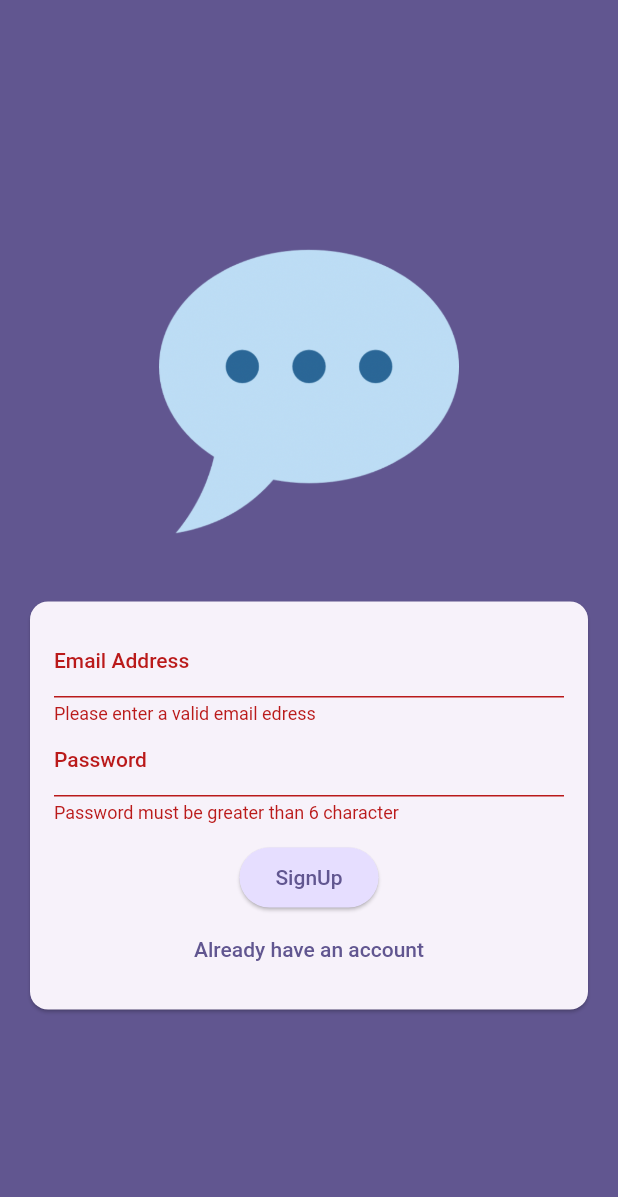
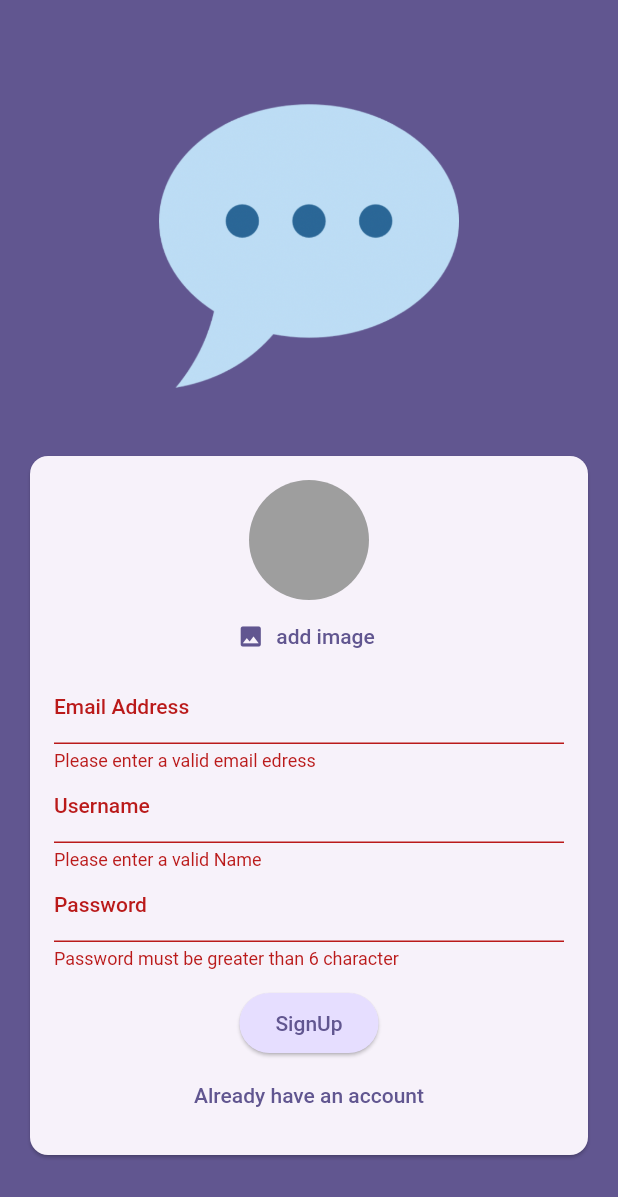
Before and after one commit to aryankumar07/Flutter-chat, a Flutter app: the screen it shows after launch, after a tap on "SignUp", on a phone screen of 412 x 824 dp. Shown: the top 1197 px of the screen. Run offline on Flutter 3.47's test engine with Material 2 defaults, Android fonts, the phone set to English and light mode, and no system bars; our stand-ins replace cloud_firestore, firebase_auth, firebase_core, firebase_storage, image_picker; accounts and stored records are empty.

Commit message:
chat build up

```diff
--- a/lib/screens/auth.dart
+++ b/lib/screens/auth.dart
@@ -1,3 +1,8 @@
+import 'dart:io';
+
+import 'package:chat/widget/userimagepicker.dart';
+import 'package:cloud_firestore/cloud_firestore.dart';
+import 'package:firebase_storage/firebase_storage.dart';
 import 'package:flutter/material.dart';
 import 'package:firebase_auth/firebase_auth.dart';
 
@@ -17,6 +22,9 @@ class _AuthScreenState extends State<AuthScreen>{
     var _islogin=false;
     var _enteredEmail='';
     var _enteredPassword='';
+    File? _selcetedImage;
+    var _isUploading = false;
+    var _enteredUsernmae='';
 
 
     void _submit() async {
@@ -25,18 +33,54 @@ class _AuthScreenState extends State<AuthScreen>{
       if(!isValid){
         return ;
       }
+
+      if(!_islogin){
+        if(_selcetedImage==null){
+          ScaffoldMessenger.of(context).clearSnackBars();
+          ScaffoldMessenger.of(context).showSnackBar(
+            SnackBar(content: Text("No Image Picked")));
+          return ;
+        }
+      }
+
+
       _form.currentState!.save();
 
 
       try{
+        setState(() {
+          _isUploading=true;
+        });
         if(_islogin){
-          final userCredential = await _firebase.signInWithEmailAndPassword(email: _enteredEmail, password: _enteredPassword);
+          final userCredential = await _firebase.signInWithEmailAndPassword(
+            email: _enteredEmail, password: _enteredPassword);
         }else{
           final userCredentials = await _firebase.createUserWithEmailAndPassword(
           email: _enteredEmail,
            password: _enteredPassword);
+           final storageRef =
+            FirebaseStorage.
+            instance.ref().
+            child("user_images").
+            child('${userCredentials.user!.uid}.jpg');
+
+            await storageRef.putFile(_selcetedImage!);
+            final imageUrl = await storageRef.getDownloadURL();
+            print(imageUrl);
+
+            await FirebaseFirestore.instance
+            .collection('user')
+            .doc(userCredentials.user!.uid)
+            .set({
+              'username':_enteredUsernmae,
+              'email':_enteredEmail,
+              'image_url':imageUrl,
+            });
         }
       }on FirebaseAuthException catch (error) {
+        setState(() {
+          _isUploading=false;
+        });
           if(error.code == 'email-already-in-use'){
             // specific error
           }
@@ -76,6 +120,10 @@ class _AuthScreenState extends State<AuthScreen>{
                       child: Column(
                         mainAxisSize: MainAxisSize.min,
                         children: [
+                          if(!_islogin)
+                            UserImagePicker(onPickImage: (pickedImage) {
+                              _selcetedImage=pickedImage;
+                            },),
                           TextFormField(
                             decoration: InputDecoration(
                               labelText: 'Email Address',
@@ -84,7 +132,9 @@ class _AuthScreenState extends State<AuthScreen>{
                             autocorrect: false,
                             textCapitalization: TextCapitalization.none,
                             validator: (value) {
-                              if(value==null || value.trim().isEmpty || !value.contains('@')){
+                              if(value==null
+                              || value.trim().isEmpty
+                              || !value.contains('@')){
                                 return "Please enter a valid email edress";
                               }
                               return null;
@@ -93,13 +143,33 @@ class _AuthScreenState extends State<AuthScreen>{
                               _enteredEmail = value!;
                             },
                           ),
+                          if(!_islogin)
+                            TextFormField(
+                              decoration: InputDecoration(
+                                labelText: "Username"
+                              ),
+                              enableSuggestions: false,
+                              validator: (value) {
+                                if( value==null
+                                || value.trim().isEmpty
+                                || value.trim().length<4){
+                                  return "Please enter a valid Name";
+                                }
+                                return null;
+                              },
+                              onSaved: (newValue) {
+                                _enteredUsernmae = newValue!;
+                              },
+                            ),
                           TextFormField(
                             decoration: InputDecoration(
                               labelText: 'Password',
                             ),
                             obscureText: true,
                             validator: (value) {
-                              if(value==null || value.trim().isEmpty || value.trim().length < 6){
+                              if(value==null
+                              || value.trim().isEmpty
+                              || value.trim().length < 6){
                                 return "Password must be greater than 6 character";
                               }
                               return null;
@@ -109,12 +179,16 @@ class _AuthScreenState extends State<AuthScreen>{
                             },
                           ),
                           const SizedBox(height: 12,),
-                          ElevatedButton(
-                            onPressed: _submit ,
-                           child: Text(_islogin? "Login":"SignUp"),
-                           style: ElevatedButton.styleFrom(
-                            backgroundColor: Theme.of(context).colorScheme.primaryContainer,
-                           ),
+                          if(_isUploading)
+                             CircularProgressIndicator(),
+                          if(!_isUploading)
+                            ElevatedButton(
+                              onPressed: _submit ,
+                            child: Text(_islogin? "Login":"SignUp"),
+                            style: ElevatedButton.styleFrom(
+                              backgroundColor:
+                              Theme.of(context).colorScheme.primaryContainer,
+                            ),
                            ),
                            TextButton(onPressed: (){
                             print("pressed");
@@ -122,7 +196,9 @@ class _AuthScreenState extends State<AuthScreen>{
                               _islogin= !_islogin;
                             });
                            },
-                            child: Text(_islogin? "Create an account":"Already have an account"))
+                            child: Text(_islogin? "Create an account"
+                            :"Already have an account")
+                            )
                         ],
                       )),
                 ),
--- a/lib/screens/splash.dart
+++ b/lib/screens/splash.dart
@@ -6,10 +6,10 @@ class SplashScreen extends StatelessWidget{
     // TODO: implement build
     return Scaffold(
       appBar: AppBar(
-        title: Text("Chat APP"),
+        title: Text("Loading..."),
       ),
       body: Center(
-        child: Text("loading....."),
+        child: CircularProgressIndicator(),
       ),
     );
   }
--- /dev/null
+++ b/lib/widget/userimagepicker.dart
@@ -0,0 +1,54 @@
+import 'dart:io';
+
+import 'package:flutter/material.dart';
+import 'package:image_picker/image_picker.dart';
+
+class UserImagePicker extends StatefulWidget{
+
+  UserImagePicker({super.key,required this.onPickImage});
+
+  final void Function(File pickedImage) onPickImage;
+
+  @override
+  State<StatefulWidget> createState() {
+    return _UserImagePickerState();
+  }
+}
+
+class _UserImagePickerState extends State<UserImagePicker>{
+
+File? _pickedImageFile;
+
+  void _pickImage() async {
+    final pickedImage  = await ImagePicker().pickImage(source: ImageSource.camera,imageQuality: 50,maxWidth: 150,);
+    if(pickedImage==null){
+      return ;
+    }
+    setState(() {
+      _pickedImageFile = File(pickedImage!.path);
+    });
+
+    widget.onPickImage(_pickedImageFile!);
+  }
+
+  @override
+  Widget build(BuildContext context) {
+    // TODO: implement build
+    return Column(
+      children: [
+        CircleAvatar(
+          radius: 40,
+          backgroundColor: Colors.grey,
+          foregroundImage: _pickedImageFile!=null ? FileImage(_pickedImageFile!):null,
+        ),
+        TextButton.icon(onPressed: _pickImage,
+         icon: Icon(Icons.image),
+          label: Text("add image",
+          style: TextStyle(
+            color: Theme.of(context).colorScheme.primary,
+          ),
+          ))
+      ],
+    );
+  }
+}
--- a/pubspec.yaml
+++ b/pubspec.yaml
@@ -37,6 +37,9 @@ dependencies:
   cupertino_icons: ^1.0.2
   firebase_core: ^2.20.0
   firebase_auth: ^4.12.0
+  firebase_storage: ^11.4.0
+  image_picker: ^1.0.4
+  cloud_firestore: ^4.12.1
 
 dev_dependencies:
   flutter_test:
```
Also changed, not shown: lib/screens/chat.dart (+8 -3 lines), lib/widget/chat_msg.dart (added, +69 -0 lines), lib/widget/msg_bubble.dart (added, +147 -0 lines), lib/widget/new_msg.dart (added, +75 -0 lines), pubspec.lock, 7 other files.
